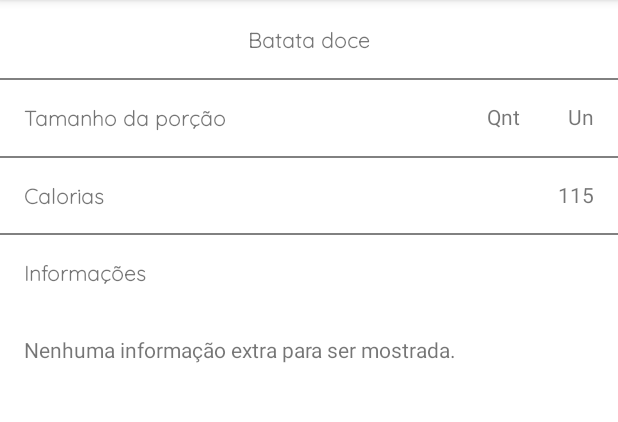
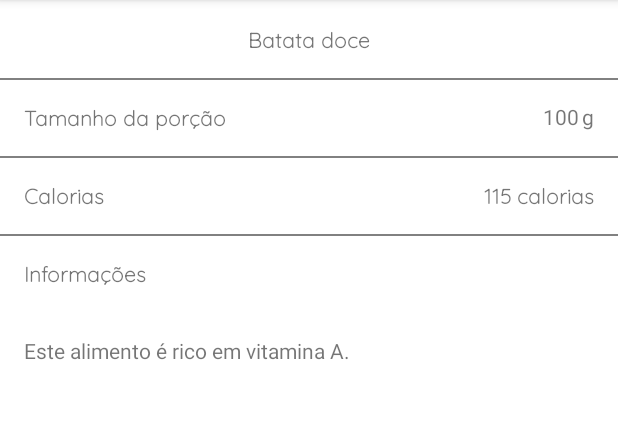
Before and after one commit to jeronimafloriano/app-alimentos, an Android app: the screen it shows after launch (DetailsActivity), after a tap on "Batata doce", on a phone screen of 412 x 824 dp, the part 84-506 px from its top. Run offline under Robolectric (Android 15) with nearby library versions, the phone set to English and light mode, and no system bars; Roboto replaces fonts that are not available here.

Commit message:
Trazendo os dados do repository para a tela.

```diff
--- a/app/src/main/java/com/example/alimentos/business/FoodBusiness.java
+++ b/app/src/main/java/com/example/alimentos/services/business/FoodBusiness.java
@@ -1,8 +1,8 @@
-package com.example.alimentos.business;
+package com.example.alimentos.services.business;
 
-import com.example.alimentos.constants.Filter;
+import com.example.alimentos.services.constants.Filter;
 import com.example.alimentos.entity.FoodEntity;
-import com.example.alimentos.repository.FoodRepository;
+import com.example.alimentos.services.repository.FoodRepository;
 
 import java.util.List;
 import java.util.stream.Collectors;
--- a/app/src/main/java/com/example/alimentos/constants/Filter.java
+++ b/app/src/main/java/com/example/alimentos/services/constants/Filter.java
@@ -1,4 +1,4 @@
-package com.example.alimentos.constants;
+package com.example.alimentos.services.constants;
 
 public enum Filter {
 
--- a/app/src/main/java/com/example/alimentos/constants/FoodConstants.java
+++ b/app/src/main/java/com/example/alimentos/services/constants/FoodConstants.java
@@ -1,4 +1,4 @@
-package com.example.alimentos.constants;
+package com.example.alimentos.services.constants;
 
 public class FoodConstants {
 
--- a/app/src/main/java/com/example/alimentos/listener/OnListClick.java
+++ b/app/src/main/java/com/example/alimentos/services/listener/OnListClick.java
@@ -1,4 +1,4 @@
-package com.example.alimentos.listener;
+package com.example.alimentos.services.listener;
 
 public interface OnListClick {
     void onClick(int id);
--- a/app/src/main/java/com/example/alimentos/repository/FoodRepository.java
+++ b/app/src/main/java/com/example/alimentos/services/repository/FoodRepository.java
@@ -1,4 +1,4 @@
-package com.example.alimentos.repository;
+package com.example.alimentos.services.repository;
 
 import com.example.alimentos.entity.FoodEntity;
 
--- a/app/src/main/java/com/example/alimentos/ui/DetailsActivity.java
+++ b/app/src/main/java/com/example/alimentos/ui/DetailsActivity.java
@@ -8,8 +8,8 @@ import android.view.MenuItem;
 import android.widget.TextView;
 
 import com.example.alimentos.R;
-import com.example.alimentos.business.FoodBusiness;
-import com.example.alimentos.constants.FoodConstants;
+import com.example.alimentos.services.business.FoodBusiness;
+import com.example.alimentos.services.constants.FoodConstants;
 import com.example.alimentos.entity.FoodEntity;
 
 public class DetailsActivity extends AppCompatActivity {
@@ -29,6 +29,9 @@ public class DetailsActivity extends AppCompatActivity {
         // Elementos de interface
         this.mViewHolder.mTextName = findViewById(R.id.text_name);
         this.mViewHolder.mTextCalories = findViewById(R.id.text_calories);
+        this.mViewHolder.mTextQuantity = findViewById(R.id.text_quantity);
+        this.mViewHolder.mTextUnit = findViewById(R.id.text_unit);
+        this.mViewHolder.mTextDescription = findViewById(R.id.text_information);
 
         this.getData();
     }
@@ -48,12 +51,22 @@ public class DetailsActivity extends AppCompatActivity {
             FoodEntity foodEntity = new FoodBusiness().get(id);
 
             this.mViewHolder.mTextName.setText(foodEntity.getName());
-            this.mViewHolder.mTextCalories.setText(String.valueOf(foodEntity.getCalories()));
+            String calories = String.format("%s %s", foodEntity.getCalories(), this.getString(R.string.text_calorias));
+            this.mViewHolder.mTextCalories.setText(calories);
+            this.mViewHolder.mTextQuantity.setText(String.valueOf(foodEntity.getQuantity()));
+            this.mViewHolder.mTextUnit.setText(foodEntity.getUnit());
+
+            if(!foodEntity.getDescription().equals("")) {
+                this.mViewHolder.mTextDescription.setText(foodEntity.getDescription());
+            }
         }
     }
 
     private static class ViewHolder {
         TextView mTextName;
         TextView mTextCalories;
+        TextView mTextQuantity;
+        TextView mTextUnit;
+        TextView mTextDescription;
     }
 }
--- a/app/src/main/java/com/example/alimentos/adapter/FoodAdapter.java
+++ b/app/src/main/java/com/example/alimentos/ui/adapter/FoodAdapter.java
@@ -1,4 +1,4 @@
-package com.example.alimentos.adapter;
+package com.example.alimentos.ui.adapter;
 
 import android.content.Context;
 import android.view.LayoutInflater;
@@ -10,8 +10,8 @@ import androidx.recyclerview.widget.RecyclerView;
 
 import com.example.alimentos.R;
 import com.example.alimentos.entity.FoodEntity;
-import com.example.alimentos.viewholder.FoodViewHolder;
-import com.example.alimentos.listener.OnListClick;
+import com.example.alimentos.ui.viewholder.FoodViewHolder;
+import com.example.alimentos.services.listener.OnListClick;
 
 import java.util.List;
 
--- a/app/src/main/java/com/example/alimentos/viewholder/FoodViewHolder.java
+++ b/app/src/main/java/com/example/alimentos/ui/viewholder/FoodViewHolder.java
@@ -1,5 +1,6 @@
-package com.example.alimentos.viewholder;
+package com.example.alimentos.ui.viewholder;
 
+import android.content.Context;
 import android.view.View;
 import android.widget.TextView;
 
@@ -8,23 +9,33 @@ import androidx.recyclerview.widget.RecyclerView;
 
 import com.example.alimentos.R;
 import com.example.alimentos.entity.FoodEntity;
-import com.example.alimentos.listener.OnListClick;
+import com.example.alimentos.services.listener.OnListClick;
 
 public class FoodViewHolder extends RecyclerView.ViewHolder {
 
     private TextView mTextName;
     private TextView mTextCalories;
+    private TextView mTextQuantity;
+    private TextView mTextUnit;
+    private Context mContext;
 
     public FoodViewHolder(@NonNull View itemView) {
         super(itemView);
 
+        this.mContext = itemView.getContext();
+
         this.mTextName = itemView.findViewById(R.id.text_name);
         this.mTextCalories = itemView.findViewById(R.id.text_calories);
+        this.mTextQuantity = itemView.findViewById(R.id.text_quantity);
+        this.mTextUnit = itemView.findViewById(R.id.text_unit);
     }
 
     public void bind(FoodEntity food, OnListClick listener){
         this.mTextName.setText(food.getName());
-        this.mTextCalories.setText(String.valueOf(food.getCalories()));
+        String calories = String.format("%s %s", food.getCalories(), this.mContext.getString(R.string.text_calorias));
+        this.mTextCalories.setText(calories);
+        this.mTextQuantity.setText(String.valueOf(food.getQuantity()));
+        this.mTextUnit.setText(food.getUnit());
 
         this.mTextName.setOnClickListener(new View.OnClickListener() {
             @Override
--- a/app/src/main/res/layout/activity_details.xml
+++ b/app/src/main/res/layout/activity_details.xml
@@ -36,7 +36,8 @@
         android:layout_height="wrap_content"
         android:layout_below="@id/text_name"
         android:layout_toStartOf="@+id/text_unit"
-        android:padding="16dp"
+        android:paddingTop="16dp"
+        android:paddingEnd="2dp"
         style="@style/DefaultInformation"
         android:text="Qnt" />
 
@@ -46,7 +47,8 @@
         android:layout_height="wrap_content"
         android:layout_alignParentEnd="true"
         android:layout_below="@id/text_name"
-        android:padding="16dp"
+        android:paddingTop="16dp"
+        android:paddingEnd="16dp"
         style="@style/DefaultInformation"
         android:text="Un" />
 
@@ -72,6 +74,7 @@
         android:layout_below="@id/view_portion"
         android:layout_alignParentEnd="true"
         android:padding="16dp"
+        style="@style/HiLightedInformation"
         android:text="90" />
 
 
@@ -82,7 +85,7 @@
         android:background="@color/grey"/>
 
     <TextView
-        android:id="@+id/text_information"
+        android:id="@+id/view_information"
         android:layout_width="wrap_content"
         android:layout_height="wrap_content"
         android:layout_below="@id/text_calories"
@@ -91,10 +94,10 @@
         android:text="@string/informacoes" />
 
     <TextView
-        android:id="@+id/text_information_default"
+        android:id="@+id/text_information"
         android:layout_width="wrap_content"
         android:layout_height="wrap_content"
-        android:layout_below="@id/text_information"
+        android:layout_below="@id/view_information"
         style="@style/DefaultInformation"
         android:padding="16dp"
         android:text="@string/nenhuma_informacao_extra_para_ser_mostrada" />
--- a/app/src/main/res/layout/item_food.xml
+++ b/app/src/main/res/layout/item_food.xml
@@ -17,14 +17,16 @@
         android:layout_height="wrap_content"
         android:layout_alignParentEnd="true"
         android:padding="8dp"
-        android:text="@string/calorias" />
+        android:text="@string/text_calorias" />
 
     <TextView
         android:id="@+id/text_quantity"
         android:layout_width="wrap_content"
         android:layout_height="wrap_content"
         android:layout_below="@id/text_name"
-        android:padding="8dp"
+        android:paddingTop="8dp"
+        android:paddingStart="8dp"
+        android:paddingEnd="2dp"
         android:text="Qnt" />
 
     <TextView
@@ -33,7 +35,7 @@
         android:layout_height="wrap_content"
         android:layout_below="@id/text_name"
         android:layout_toEndOf="@id/text_quantity"
-        android:padding="8dp"
+        android:paddingTop="8dp"
         android:text="Un" />
 
     <View
--- a/app/src/main/res/values/strings.xml
+++ b/app/src/main/res/values/strings.xml
@@ -1,6 +1,7 @@
 <resources>
     <string name="app_name">Alimentos</string>
     <string name="calorias">Calorias</string>
+    <string name="text_calorias">calorias</string>
     <string name="nenhuma_informacao_extra_para_ser_mostrada">Nenhuma informação extra para ser mostrada.</string>
     <string name="informacoes">Informações</string>
     <string name="tamanho_da_porcao">Tamanho da porção</string>
```
Also changed, not shown: app/src/main/java/com/example/alimentos/ui/MainActivity.java (+5 -5 lines).
